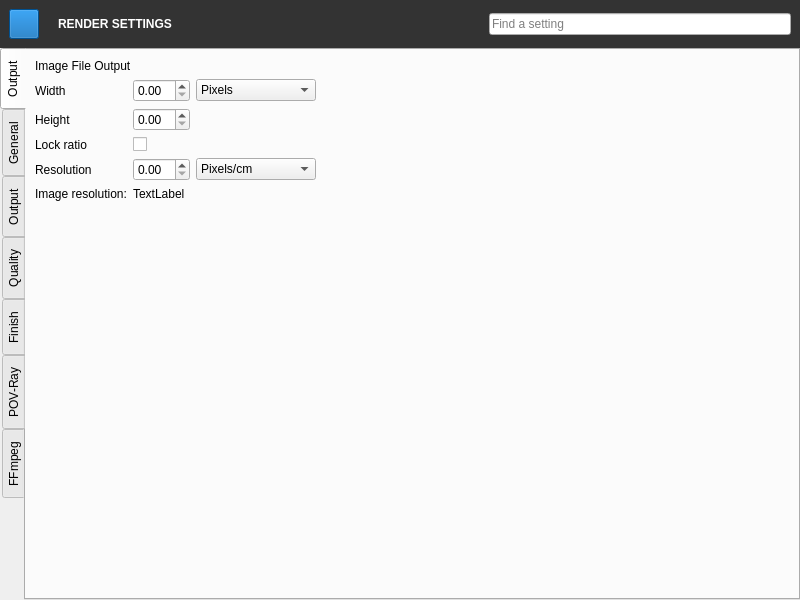
Michalaq/ChromosomeVisualizer, file QChromosome/rendersettings.ui: the form before one commit.
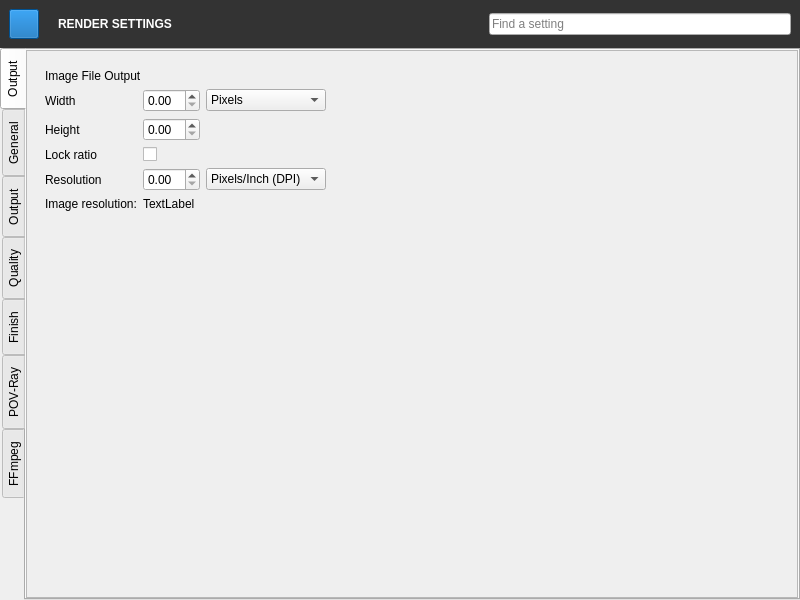
The form after the commit. Icons and pictures are not drawn. Custom widgets are drawn as their Qt base class.

Commit message: Placed new tab in a ScrollArea

The edit to the form file:
```diff
--- a/QChromosome/rendersettings.ui
+++ b/QChromosome/rendersettings.ui
@@ -393,11 +393,35 @@
       <property name="tabPosition">
        <enum>QTabWidget::West</enum>
       </property>
-      <widget class="QWidget" name="tab_3">
+      <widget class="QScrollArea" name="tab_3">
+       <property name="widgetResizable">
+        <bool>true</bool>
+       </property>
        <attribute name="title">
         <string>Output</string>
        </attribute>
+       <widget class="QWidget" name="scrollAreaWidgetContents_5">
+        <property name="geometry">
+         <rect>
+          <x>0</x>
+          <y>0</y>
+          <width>620</width>
+          <height>552</height>
+         </rect>
+        </property>
        <layout class="QGridLayout" name="gridLayout_7">
+         <property name="leftMargin">
+          <number>18</number>
+         </property>
+         <property name="topMargin">
+          <number>18</number>
+         </property>
+         <property name="rightMargin">
+          <number>18</number>
+         </property>
+         <property name="bottomMargin">
+          <number>18</number>
+         </property>
         <item row="1" column="1">
          <widget class="DoubleSpinBox" name="doubleSpinBox_4"/>
         </item>
@@ -476,6 +500,9 @@
         </item>
         <item row="4" column="2">
          <widget class="ComboBox" name="comboBox_4">
+           <property name="currentIndex">
+            <number>1</number>
+           </property>
           <item>
            <property name="text">
             <string>Pixels/cm</string>
@@ -552,6 +579,7 @@
          </spacer>
         </item>
        </layout>
+       </widget>
       </widget>
       <widget class="QWidget" name="tabSave">
        <attribute name="title">
```
Lines whose indentation alone changed are shown as unchanged.
